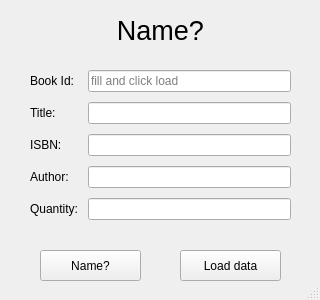
Qt form src/managers/bookmanager.ui (neeraj-395/lms-app) before a commit.
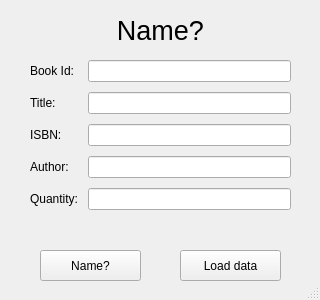
The same form after that commit.

The edit to the form file:
```diff
--- a/src/managers/bookmanager.ui
+++ b/src/managers/bookmanager.ui
@@ -29,9 +29,9 @@
    <property name="geometry">
     <rect>
      <x>20</x>
-     <y>60</y>
+     <y>50</y>
      <width>281</width>
-     <height>185</height>
+     <height>186</height>
     </rect>
    </property>
    <layout class="QFormLayout" name="formLayout">
@@ -53,35 +53,6 @@
     <property name="bottomMargin">
      <number>10</number>
     </property>
-    <item row="0" column="0">
-     <widget class="QLabel" name="bookIdLabel">
-      <property name="text">
-       <string>Book Id:</string>
-      </property>
-     </widget>
-    </item>
-    <item row="0" column="1">
-     <widget class="QLineEdit" name="bookIdLineEdit">
-      <property name="enabled">
-       <bool>true</bool>
-      </property>
-      <property name="font">
-       <font>
-        <italic>false</italic>
-        <bold>false</bold>
-       </font>
-      </property>
-      <property name="frame">
-       <bool>true</bool>
-      </property>
-      <property name="readOnly">
-       <bool>false</bool>
-      </property>
-      <property name="placeholderText">
-       <string>fill and click load</string>
-      </property>
-     </widget>
-    </item>
     <item row="1" column="0">
      <widget class="QLabel" name="titleLabel">
       <property name="text">
@@ -130,6 +101,20 @@
       </property>
      </widget>
     </item>
+    <item row="0" column="0">
+     <widget class="QLabel" name="userIdLabel">
+      <property name="text">
+       <string>Book Id:</string>
+      </property>
+     </widget>
+    </item>
+    <item row="0" column="1">
+     <widget class="QLineEdit" name="bookIdLineEdit">
+      <property name="maxLength">
+       <number>2</number>
+      </property>
+     </widget>
+    </item>
    </layout>
   </widget>
   <widget class="QLabel" name="mainTitle">
```
